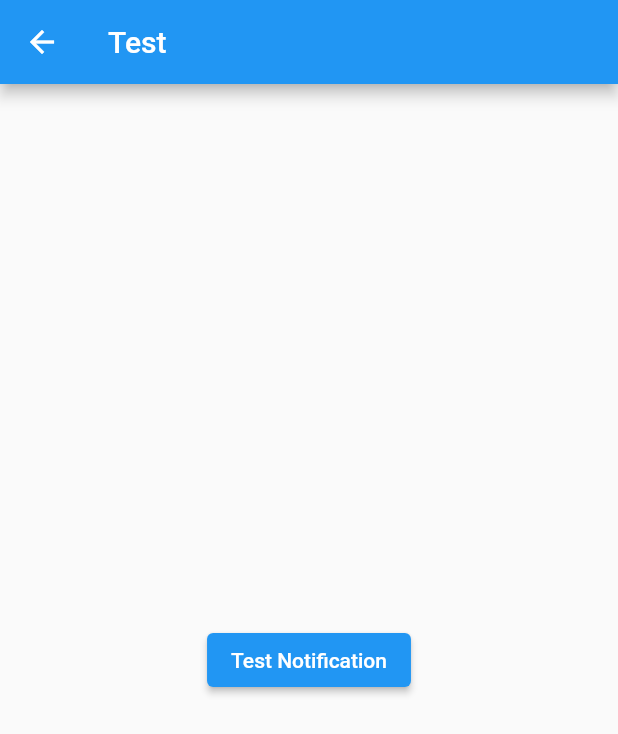
After one commit to bimalsh01/kathford_emart, a Flutter app: the TestScreen screen opened by its route, after a tap on "Test Notification", on a phone screen of 412 x 824 dp. The commit adds this screen. Shown: the top 734 px of the screen. Run offline on Flutter 3.47's test engine with Material 2 defaults, Android fonts, the phone set to English and light mode, and no system bars; our stand-ins replace awesome_notifications, carousel_slider, cloud_firestore, firebase_auth, firebase_core, firebase_storage and 4 more; missing offline and left inert: mailto; accounts and stored records are empty.

Commit message:
notification

```diff
--- /dev/null
+++ b/lib/screens/TestScreen.dart
@@ -0,0 +1,37 @@
+import 'package:awesome_notifications/awesome_notifications.dart';
+import 'package:flutter/material.dart';
+
+class TestScreen extends StatefulWidget {
+  const TestScreen({super.key});
+
+  @override
+  State<TestScreen> createState() => _TestScreenState();
+}
+
+class _TestScreenState extends State<TestScreen> {
+  // create a method to show notification
+  void _notification() {
+    AwesomeNotifications().createNotification(
+        content: NotificationContent(
+      id: 1,
+      channelKey: 'basic_channel',
+      title: 'Test Notification',
+      body: 'This is a test notification',
+    ));
+  }
+
+  @override
+  Widget build(BuildContext context) {
+    return Scaffold(
+      appBar: AppBar(
+        title: const Text('Test'),
+      ),
+      body: Center(
+        child: ElevatedButton(
+          onPressed: _notification,
+          child: Text('Test Notification'),
+        ),
+      ),
+    );
+  }
+}
--- a/pubspec.yaml
+++ b/pubspec.yaml
@@ -46,6 +46,7 @@ dependencies:
   salomon_bottom_bar: ^3.3.2
   mailto: ^2.0.0
   url_launcher: ^6.1.14
+  awesome_notifications: ^0.8.2
 
 dev_dependencies:
   flutter_test:
```
Also changed, not shown: lib/main.dart (+16 -1 lines), lib/screens/ChangePasswordScreen.dart (+32 -1 lines), lib/screens/LoginScreen.dart (+8 -0 lines), lib/screens/MyProductsScreen.dart (+10 -3 lines), pubspec.lock, 6 other files.
